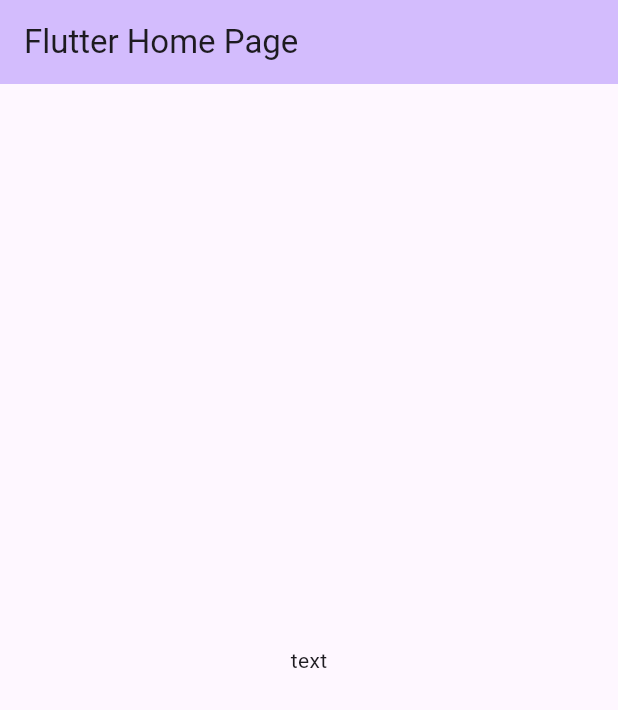
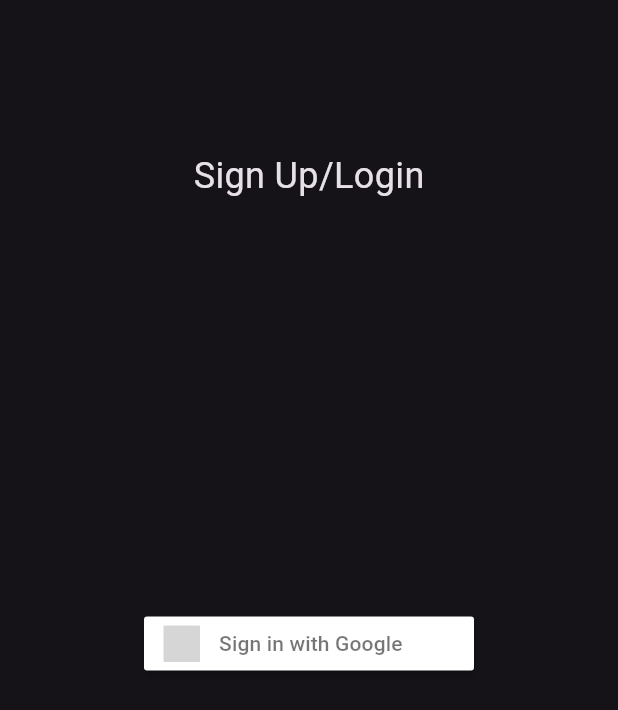
Before and after one commit to rajanphadnis/travel-planner, a Flutter app: the screen it shows after launch, on a phone screen of 412 x 824 dp. Shown: the top 710 px of the screen. Run offline on Flutter 3.47's test engine with Material 2 defaults, Android fonts, the phone set to English and light mode, and no system bars; drawn by our look-alikes of sign_in_button; our stand-ins replace carousel_slider, firebase_auth, firebase_core, google_sign_in; accounts and stored records are empty; grey boxes are pictures that could not be loaded.

Commit message:
added auth, basic list with indicators and zoom

```diff
--- a/lib/main.dart
+++ b/lib/main.dart
@@ -1,6 +1,15 @@
+import 'package:firebase_auth/firebase_auth.dart';
+import 'package:firebase_core/firebase_core.dart';
 import 'package:flutter/material.dart';
+import 'package:travel_planner/firebase_options.dart';
+import 'package:travel_planner/pages/login.dart';
+import 'package:travel_planner/pages/trip_list.dart';
 
-void main() {
+Future<void> main() async {
+  WidgetsFlutterBinding.ensureInitialized();
+  await Firebase.initializeApp(
+    options: DefaultFirebaseOptions.currentPlatform,
+  );
   runApp(const TravelPlanner());
 }
 
@@ -12,7 +21,11 @@
     return MaterialApp(
       title: 'Flutter Demo',
       theme: ThemeData(
-        colorScheme: ColorScheme.fromSeed(seedColor: Colors.deepPurple),
+        colorScheme: ColorScheme.fromSeed(
+          seedColor: Colors.deepPurple,
+          brightness: Brightness.dark,
+          background: Colors.black87,
+        ),
         useMaterial3: true,
       ),
       home: const MyHomePage(title: 'Flutter Home Page'),
@@ -26,14 +39,30 @@
 
   @override
   Widget build(BuildContext context) {
+    return StreamBuilder(
+      stream: FirebaseAuth.instance.authStateChanges(),
+      builder: (context, snapshot) {
+        if (snapshot.data == null) {
+          return const LoginScreen();
+        } else {
           return Scaffold(
             appBar: AppBar(
               backgroundColor: Theme.of(context).colorScheme.inversePrimary,
               title: Text(title),
+              actions: [
+                TextButton.icon(
+                  onPressed: () {
+                    FirebaseAuth.instance.signOut();
+                  },
+                  icon: const Icon(Icons.logout),
+                  label: const Text("Logout"),
                 ),
-      body: const Center(
-        child: Text("text"),
+              ],
             ),
+            body: const Center(child: TripList()),
+          );
+        }
+      },
     );
   }
 }
--- /dev/null
+++ b/lib/pages/login.dart
@@ -0,0 +1,60 @@
+import 'package:firebase_auth/firebase_auth.dart';
+import 'package:flutter/foundation.dart';
+import 'package:flutter/material.dart';
+import 'package:google_sign_in/google_sign_in.dart';
+import 'package:sign_in_button/sign_in_button.dart';
+
+class LoginScreen extends StatelessWidget {
+  const LoginScreen({super.key});
+
+  @override
+  Widget build(BuildContext context) {
+    Future<UserCredential> signInWithGoogle() async {
+      if (kIsWeb) {
+        GoogleAuthProvider googleProvider = GoogleAuthProvider();
+        googleProvider.setCustomParameters({'login_hint': 'user@example.com'});
+        return await FirebaseAuth.instance.signInWithPopup(googleProvider);
+      } else {
+        final GoogleSignInAccount? googleUser = await GoogleSignIn(
+                clientId:
+                    "859614483839-dppfbhp001msk8q1vfjo285r23m6sia0.apps.googleusercontent.com")
+            .signIn();
+        final GoogleSignInAuthentication? googleAuth =
+            await googleUser?.authentication;
+        final credential = GoogleAuthProvider.credential(
+          accessToken: googleAuth?.accessToken,
+          idToken: googleAuth?.idToken,
+        );
+        return await FirebaseAuth.instance.signInWithCredential(credential);
+      }
+    }
+
+    return Scaffold(
+      body: Container(
+        color: Theme.of(context).scaffoldBackgroundColor,
+        child: Center(
+          child: Padding(
+            padding: const EdgeInsets.fromLTRB(0, 100, 0, 100),
+            child: Column(
+              mainAxisAlignment: MainAxisAlignment.spaceBetween,
+              crossAxisAlignment: CrossAxisAlignment.center,
+              children: [
+                const Text(
+                  "Sign Up/Login",
+                  style: TextStyle(fontSize: 24),
+                ),
+                SignInButton(
+                  Buttons.google,
+                  onPressed: () {
+                    signInWithGoogle();
+                  },
+                ),
+                Container()
+              ],
+            ),
+          ),
+        ),
+      ),
+    );
+  }
+}
```
Also changed, not shown: lib/classes/general.dart (added, +9 -0 lines), lib/pages/trip_list.dart (+32 -0 lines), pubspec.yaml (+6 -1 lines), firebase.json, lib/firebase_options.dart (added), pubspec.lock, 8 other files. Lines whose indentation alone changed are shown as unchanged.
